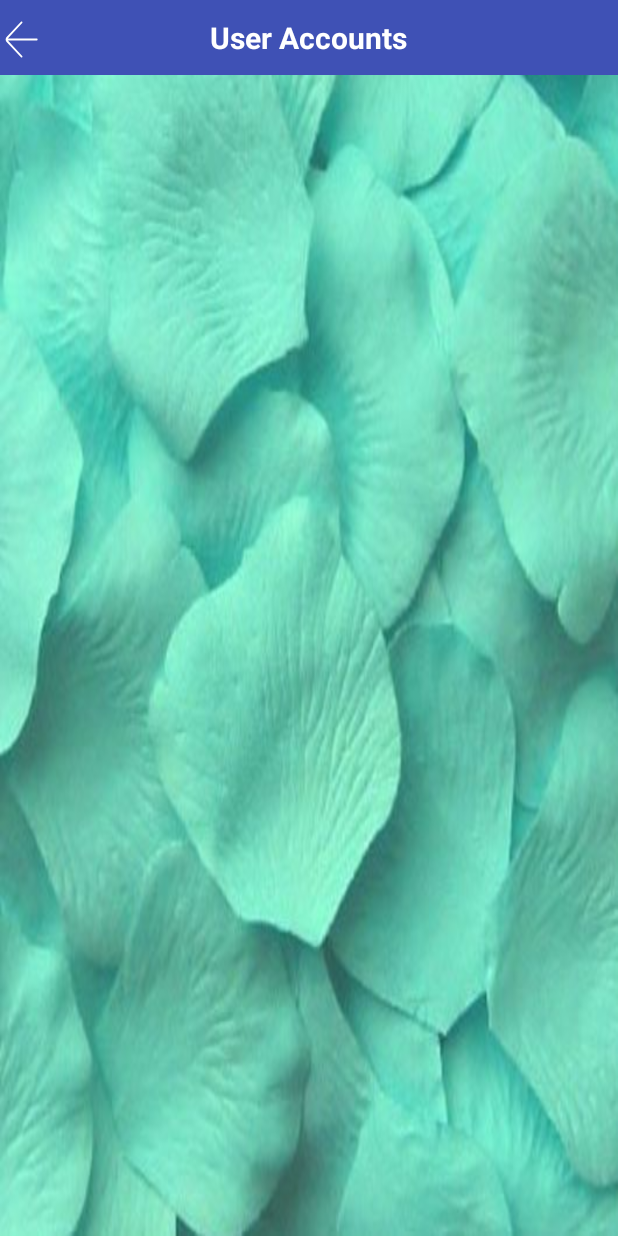
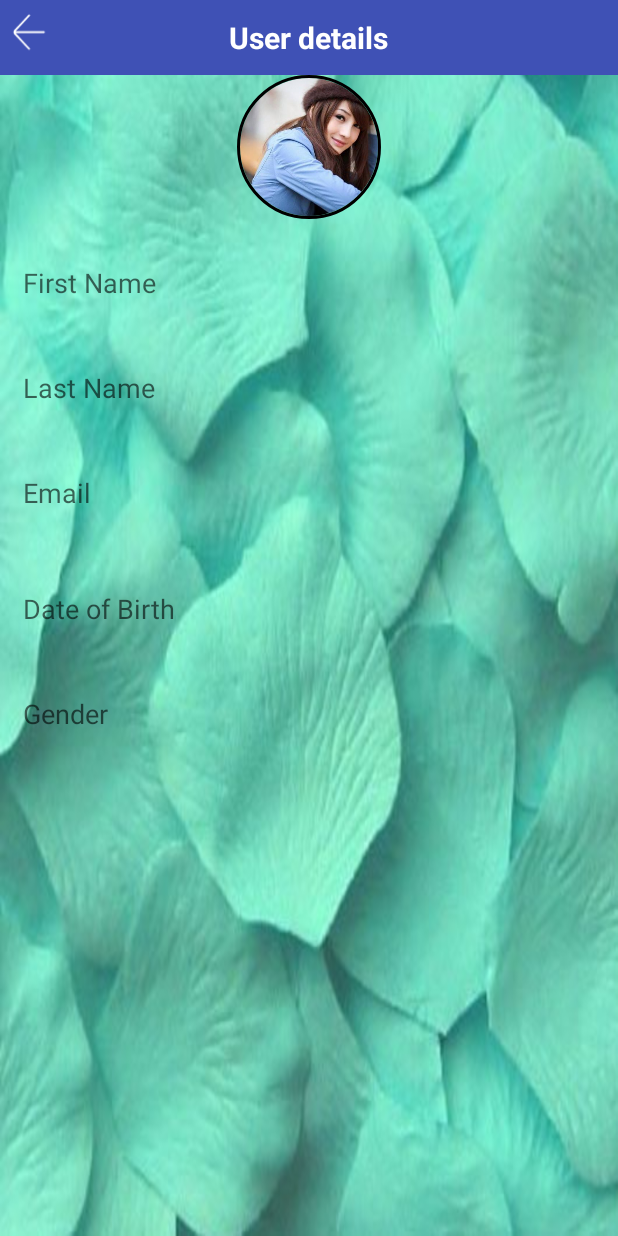
Before and after one commit to SwagataDas/Signuplog, an Android app: the UserprofileActivity screen opened directly, with no data from a screen before it, on a phone screen of 412 x 824 dp. Run offline under Robolectric (Android 15) with nearby library versions, the phone set to English and light mode, and no system bars; our stand-ins replace CircleImageView; 5 statements that could not run were skipped.

Commit message:
init commit

```diff
--- a/app/src/main/java/com/example/debjit/signuplog/LoginActivity.java
+++ b/app/src/main/java/com/example/debjit/signuplog/LoginActivity.java
@@ -1,6 +1,7 @@
 package com.example.debjit.signuplog;
 
 import android.content.Intent;
+import android.content.SharedPreferences;
 import android.support.v7.app.AppCompatActivity;
 import android.os.Bundle;
 import android.text.TextUtils;
@@ -42,20 +43,29 @@ public class LoginActivity extends AppCompatActivity {
                 String email = mail.getText().toString();
                 String ps = password.getText().toString();
 
-                if(TextUtils.isEmpty(ps)||ps.length()<8)
-                    Toast.makeText(LoginActivity.this, "Enter your password", LENGTH_SHORT).show();
+                SharedPreferences sharedPreferences = getSharedPreferences("sd.avalgate@gmail.com", MODE_PRIVATE);
+
+                SharedPreferences.Editor editor = sharedPreferences.edit();
+                editor.putString("mail", "sd.avalgate@gmail.com");
+                editor.putString("password", "swagata123");
+                editor.apply();
+
+                if (TextUtils.isEmpty(ps)||ps.length()<8)
+                    Toast.makeText(LoginActivity.this, "Password Minimum 8 characters", LENGTH_SHORT).show();
                 else {
                     Boolean b = isValidEmail(email);
                     if (b) {
-                        Toast.makeText(LoginActivity.this, "Registration Successful", LENGTH_SHORT).show();
-                        Intent intent;
-                        intent = new Intent(LoginActivity.this,LoginActivity.class);
-                        startActivity(intent);
-                    }
+                        Toast.makeText(LoginActivity.this, "Login Successfully", LENGTH_SHORT).show();
+                        Intent intent4;
+                        intent4 = new Intent(LoginActivity.this,UserprofileActivity.class);
+                        startActivity(intent4);
+                    } else
+                        Toast.makeText(LoginActivity.this, "Enter Valid Email", LENGTH_SHORT).show();
                 }
             }
 
-            private Boolean isValidEmail(String email) {
+
+            public final Boolean isValidEmail(CharSequence target) {
                 if (TextUtils.isEmpty(target)) {
                     Toast.makeText(LoginActivity.this, "Enter valid email", LENGTH_SHORT).show();
                     return false;
@@ -64,6 +74,6 @@ public class LoginActivity extends AppCompatActivity {
                 }
             }
         });
-        Intent intent = getIntent();
+        Intent intent3 = getIntent();
     }
 }
--- a/app/src/main/java/com/example/debjit/signuplog/SignupActivity.java
+++ b/app/src/main/java/com/example/debjit/signuplog/SignupActivity.java
@@ -21,6 +21,7 @@ import android.widget.Button;
 import android.widget.DatePicker;
 import android.widget.EditText;
 import android.widget.ImageView;
+import android.widget.RadioButton;
 import android.widget.RadioGroup;
 import android.widget.TextView;
 import android.widget.Toast;
@@ -38,9 +39,9 @@ public class SignupActivity extends AppCompatActivity  {
     Button signupButton, asubutton;
     ImageView calenderButton;
     ImageView profilepic,backbtn;
-    TextView textView;
     EditText dob, firstname, lastname, emailid, password;
     RadioGroup radioGroup;
+    RadioButton male,female;
     DatePickerDialog datePickerDialog;
     private int mYear, mMonth, mDay;
     private int PICK_IMAGE_REQUEST = 1;
@@ -48,7 +49,7 @@ public class SignupActivity extends AppCompatActivity  {
     Integer REQUEST_CAMERA = 1, SELECT_FILE = 0;
     ImageView imageView;
     private String userChoosenTask;
-
+    private  String gender;
     public SignupActivity(){}
     public SignupActivity(int mYear) {
         this.mYear = mYear;
@@ -76,6 +77,8 @@ public class SignupActivity extends AppCompatActivity  {
         emailid = (EditText) findViewById(R.id.email);
         password = (EditText) findViewById(R.id.password);
         calenderButton = (ImageView) findViewById(R.id.dobbtn);
+        male = (RadioButton) findViewById(R.id.male);
+        female = (RadioButton) findViewById(R.id.female);
         asubutton = (Button) findViewById(R.id.asu);
         asubutton.setOnClickListener(new View.OnClickListener() {
             @Override
@@ -141,6 +144,8 @@ public class SignupActivity extends AppCompatActivity  {
                 String lname = lastname.getText().toString();
                 String ps = password.getText().toString();
 
+                String dateofbirth = dob.getText().toString();
+
                 if (TextUtils.isEmpty(fname))
                     Toast.makeText(SignupActivity.this, "Please enter your first name", LENGTH_SHORT).show();
                 else if (TextUtils.isEmpty(lname))
@@ -152,7 +157,13 @@ public class SignupActivity extends AppCompatActivity  {
                     if (b) {
                         Toast.makeText(SignupActivity.this, "Registration Successful", LENGTH_SHORT).show();
                         Intent intent3;
-                        intent3 = new Intent(SignupActivity.this,LoginActivity.class);
+                        intent3 = new Intent(SignupActivity.this,UserprofileActivity.class);
+                        intent3.putExtra("firstname",fname);
+                        intent3.putExtra("lastname",lname);
+                        intent3.putExtra("email",email);
+                        intent3.putExtra("gender",gender);
+                        intent3.putExtra("dob",dateofbirth);
+
                         startActivity(intent3);
                     } else
                         Toast.makeText(SignupActivity.this, "Enter Valid Email", LENGTH_SHORT).show();
--- a/app/src/main/java/com/example/debjit/signuplog/UserprofileActivity.java
+++ b/app/src/main/java/com/example/debjit/signuplog/UserprofileActivity.java
@@ -3,14 +3,36 @@ package com.example.debjit.signuplog;
 import android.content.Intent;
 import android.support.v7.app.AppCompatActivity;
 import android.os.Bundle;
+import android.widget.TextView;
 
 public class UserprofileActivity extends AppCompatActivity {
+
+    TextView t1,t2,t3,t4,t5;
 
     @Override
     protected void onCreate(Bundle savedInstanceState) {
         super.onCreate(savedInstanceState);
         setContentView(R.layout.activity_userprofile);
 
+        t1 = (TextView) findViewById(R.id.firstname);
+        t2 = (TextView) findViewById(R.id.lastname);
+        t3 = (TextView) findViewById(R.id.email);
+        t4 = (TextView) findViewById(R.id.gender);
+        t5 = (TextView) findViewById(R.id.dob);
+
         Intent intent3 = getIntent();
+        Intent intent4 = getIntent();
+
+        String firstname = intent3.getStringExtra("firstname");
+        String lastname = intent3.getStringExtra("lastname");
+        String email = intent3.getStringExtra("email");
+        String gender = intent3.getStringExtra("gender");
+        String dob = intent3.getStringExtra("dob");
+
+        t1.append(firstname);
+        t2.append(lastname);
+        t3.append(email);
+        t4.append(gender);
+        t5.append(dob);
     }
 }
--- a/app/src/main/res/layout/activity_signup.xml
+++ b/app/src/main/res/layout/activity_signup.xml
@@ -134,6 +134,7 @@
                 android:orientation="horizontal">
 
                 <TextView
+                    android:id="@+id/gender"
                     android:layout_width="wrap_content"
                     android:layout_height="wrap_content"
                     android:text="Gender:"
--- a/app/src/main/res/layout/activity_userprofile.xml
+++ b/app/src/main/res/layout/activity_userprofile.xml
@@ -1,37 +1,134 @@
 <?xml version="1.0" encoding="utf-8"?>
-<android.support.constraint.ConstraintLayout xmlns:android="http://schemas.android.com/apk/res/android"
-    xmlns:app="http://schemas.android.com/apk/res-auto"
-    xmlns:tools="http://schemas.android.com/tools"
+<LinearLayout xmlns:android="http://schemas.android.com/apk/res/android"
     android:layout_width="match_parent"
     android:layout_height="match_parent"
+    android:gravity="center_horizontal"
     android:background="@drawable/google"
-    tools:context="com.example.debjit.signuplog.UserprofileActivity">
+    android:orientation="vertical">
 
     <RelativeLayout
-        android:id="@+id/linearLayout"
         android:layout_width="match_parent"
         android:layout_height="50dp"
         android:background="#3f51b5">
 
         <ImageView
             android:id="@+id/backbtn"
-            android:layout_width="wrap_content"
-            android:layout_height="wrap_content"
-            android:layout_centerVertical="true"
-            android:paddingTop="10dp"
-            android:src="@drawable/ic_backarrow" />
+            android:layout_width="40dp"
+            android:layout_height="match_parent"
+            android:padding="5dp"
+            android:src="@drawable/ic_backarrow"/>
 
         <TextView
             android:id="@+id/tv"
             android:layout_width="wrap_content"
             android:layout_height="wrap_content"
             android:layout_centerInParent="true"
-            android:text="User Accounts"
+            android:text="User details"
             android:textStyle="bold"
-            android:textAlignment="center"
-            android:textSize="20sp"
-            android:textColor="#FFFF"
-            />
+            android:textColor="#fff"
+            android:textSize="20sp" />
     </RelativeLayout>
 
-</android.support.constraint.ConstraintLayout>
+    <ScrollView
+        android:layout_width="match_parent"
+        android:layout_height="wrap_content">
+
+        <LinearLayout
+            android:layout_width="match_parent"
+            android:layout_height="wrap_content"
+            android:gravity="center_horizontal"
+            android:orientation="vertical">
+
+            <de.hdodenhof.circleimageview.CircleImageView
+                xmlns:app="http://schemas.android.com/apk/res-auto"
+                android:id="@+id/dp"
+                android:layout_width="96dp"
+                android:layout_height="96dp"
+                android:src="@drawable/image"
+                app:civ_border_width="2dp"
+                app:civ_border_color="#FF000000"/>
+
+            <RelativeLayout
+                android:layout_width="200dp"
+                android:layout_height="30dp">
+            </RelativeLayout>
+
+            <TextView
+                android:id="@+id/firstname"
+                android:layout_width="match_parent"
+                android:layout_height="40dp"
+                android:layout_marginLeft="15dp"
+                android:layout_marginRight="15dp"
+                android:digits="abcdefghijklmnopqrstuvwxyzABCDEFGHIJKLMNOPQRSTUVWXYZ "
+                android:hint="First Name"
+                android:inputType="textCapWords"
+                android:textSize="18dp" />
+
+            <RelativeLayout
+                android:layout_width="200dp"
+                android:layout_height="30dp">
+            </RelativeLayout>
+
+
+            <TextView
+                android:id="@+id/lastname"
+                android:layout_width="match_parent"
+                android:layout_height="40dp"
+                android:layout_marginLeft="15dp"
+                android:layout_marginRight="15dp"
+                android:digits="abcdefghijklmnopqrstuvwxyzABCDEFGHIJKLMNOPQRSTUVWXYZ"
+                android:hint="Last Name"
+                android:inputType="textCapSentences"
+                android:textSize="18dp"
+                />
+
+            <RelativeLayout
+                android:layout_width="200dp"
+                android:layout_height="30dp">
+            </RelativeLayout>
+
+            <TextView
+                android:id="@+id/email"
+                android:layout_width="match_parent"
+                android:layout_height="40dp"
+                android:layout_marginLeft="15dp"
+                android:layout_marginRight="15dp"
+                android:hint="Email"
+                android:textSize="18sp" />
+
+            <RelativeLayout
+                android:layout_width="200dp"
+                android:layout_height="30dp">
+            </RelativeLayout>
+
+            <TextView
+                    android:id="@+id/dob"
+                    android:layout_width="match_parent"
+                    android:layout_height="40dp"
+                    android:layout_alignParentStart="true"
+                    android:layout_alignParentTop="true"
+                    android:gravity="left|center_vertical"
+                    android:hint="Date of Birth"
+                    android:layout_marginRight="15dp"
+                    android:layout_marginLeft="15dp"
+                    android:textSize="18sp" />
+
+            <RelativeLayout
+                android:layout_width="200dp"
+                android:layout_height="30dp">
+            </RelativeLayout>
+
+            <TextView
+                android:id="@+id/gender"
+                android:layout_width="match_parent"
+                android:layout_height="40dp"
+                android:layout_alignParentStart="true"
+                android:layout_alignParentTop="true"
+                android:gravity="left|center_vertical"
+                android:hint="Gender"
+                android:layout_marginRight="15dp"
+                android:layout_marginLeft="15dp"
+                android:textSize="18sp" />
+        </LinearLayout>
+    </ScrollView>
+</LinearLayout>
```
